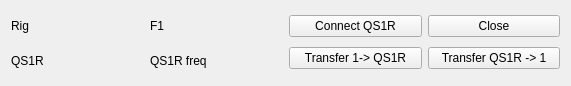
The window that mqt/Qs1rSync/MainWindow.ui (zsteva/backup-minos2) describes before a commit, drawn with Qt 5.
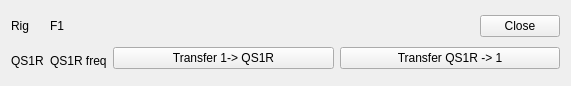
The same window after the commit.

```diff
--- a/mqt/Qs1rSync/MainWindow.ui
+++ b/mqt/Qs1rSync/MainWindow.ui
@@ -56,11 +56,17 @@
       <item>
        <layout class="QHBoxLayout" name="horizontalLayout">
         <item>
-         <widget class="QPushButton" name="connectQS1RButton">
-          <property name="text">
-           <string>Connect QS1R</string>
+         <spacer name="horizontalSpacer">
+          <property name="orientation">
+           <enum>Qt::Horizontal</enum>
           </property>
-         </widget>
+          <property name="sizeHint" stdset="0">
+           <size>
+            <width>40</width>
+            <height>20</height>
+           </size>
+          </property>
+         </spacer>
         </item>
         <item>
          <widget class="QPushButton" name="closeButton">
```
